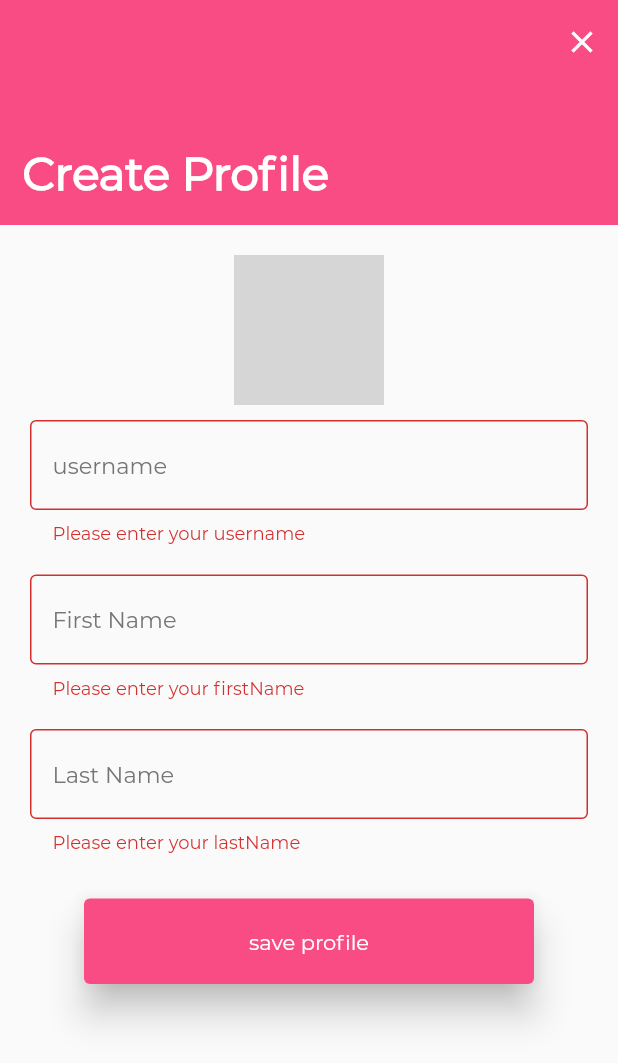
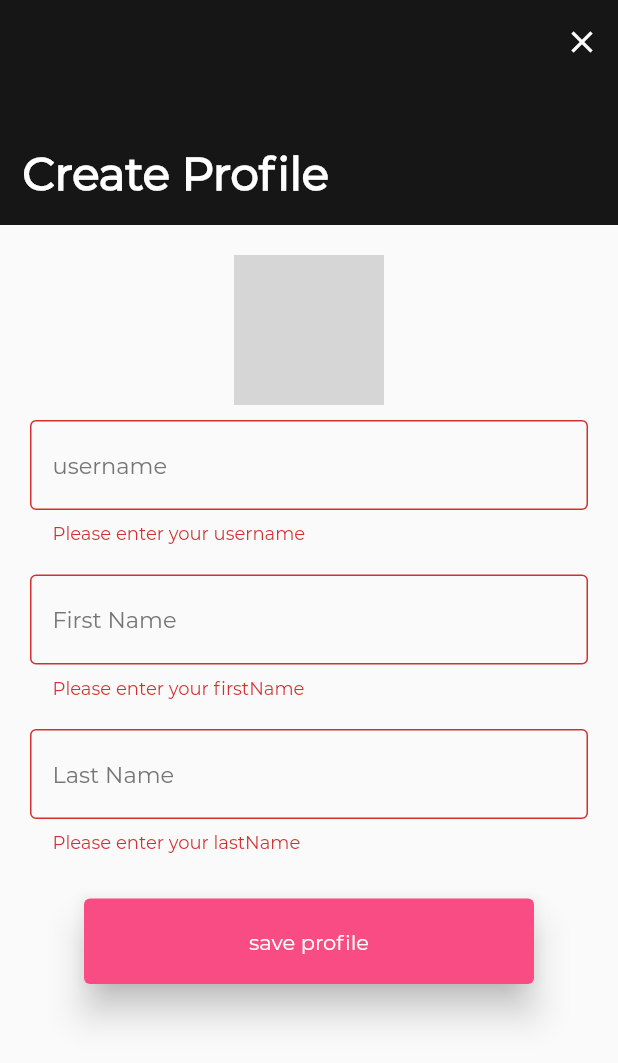
Before and after one commit to trey-rosius/upstash_mobile, a Flutter app: the CreateProfileScreen screen opened directly, on a phone screen of 412 x 824 dp. Shown: the top 1063 px of the screen. Run offline on Flutter 3.47's test engine with Material 2 defaults, Android fonts, the phone set to English and light mode, and no system bars; our stand-ins replace flutter_svg, shared_preferences; accounts and stored records are empty; network calls fail; grey boxes are pictures that could not be loaded.

Commit message:
more updates

```diff
--- a/lib/account/create_profile_screen.dart
+++ b/lib/account/create_profile_screen.dart
@@ -85,7 +85,7 @@ late Future<SharedPreferences> _prefs;
             floating: true,
             pinned: true,
             snap: false,
-            backgroundColor: Theme.of(context).colorScheme.secondary,
+            backgroundColor: Theme.of(context).primaryColor,
             flexibleSpace: FlexibleSpaceBar(
               stretchModes: <StretchMode>[
                 StretchMode.zoomBackground,
--- a/lib/main.dart
+++ b/lib/main.dart
@@ -20,7 +20,7 @@ class MyApp extends StatelessWidget {
       theme: theme.copyWith(
         colorScheme: theme.colorScheme.copyWith(secondary:Color(0xFFf94c84) )
       ),
-      home: HomeScreen(),
+      home: CreateProfileScreen(),
     );
   }
 }
--- a/lib/post/create_post.dart
+++ b/lib/post/create_post.dart
@@ -83,7 +83,7 @@ class _CreatePostScreenState extends State<CreatePostScreen> {
             floating: true,
             pinned: true,
             snap: false,
-            backgroundColor: Theme.of(context).colorScheme.secondary,
+            backgroundColor: Theme.of(context).primaryColor,
             flexibleSpace: FlexibleSpaceBar(
                 stretchModes: <StretchMode>[
                   StretchMode.zoomBackground,
```
Also changed, not shown: assets/images/a.png (added), assets/images/b.png (added), assets/images/c.png (added).
